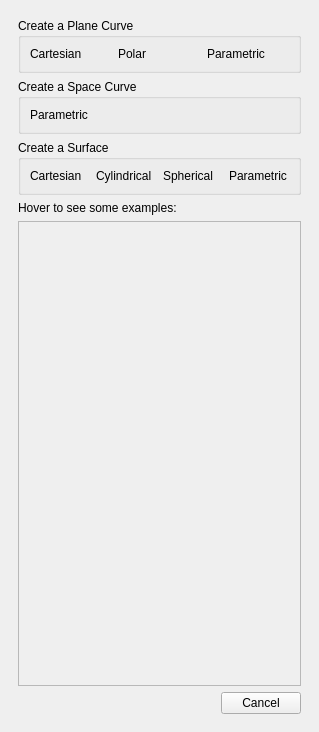
The window that src/plotseditor.ui (KDE/khipu) describes before a commit, drawn with Qt 5.
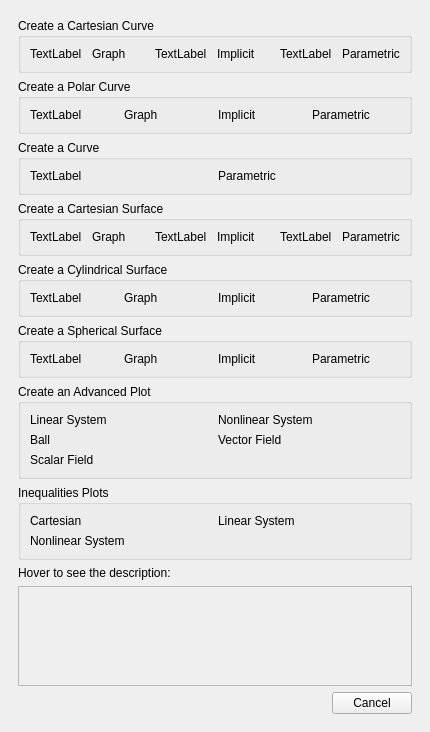
The same window after the commit. The open tabs and pages were chosen to show the change. Icons and pictures are not drawn. Custom widgets are drawn as their Qt base class.

Commit message: Improve the UI: move the dashboard actions to the toolbar. Split plotseditor for reuse the part that let create plots: new ui file PlotsBuilder

```diff
--- a/src/plotseditor.ui
+++ b/src/plotseditor.ui
@@ -6,7 +6,7 @@
    <rect>
     <x>0</x>
     <y>0</y>
-    <width>295</width>
+    <width>430</width>
     <height>732</height>
    </rect>
   </property>
@@ -156,25 +156,86 @@
         <item>
          <widget class="QGroupBox" name="planeCurvesLinks">
           <property name="title">
-           <string>Create a Plane Curve</string>
+           <string>Create a Cartesian Curve</string>
+          </property>
+          <layout class="QHBoxLayout" name="horizontalLayout_15">
+           <item>
+            <widget class="QLabel" name="label_5">
+             <property name="text">
+              <string>TextLabel</string>
+             </property>
+            </widget>
+           </item>
+           <item>
+            <widget class="KUrlLabel" name="createCartesianGraphCurve">
+             <property name="toolTip">
+              <string>&lt;html&gt;&lt;head/&gt;&lt;body&gt;&lt;p&gt;&lt;br/&gt;&lt;/p&gt;&lt;/body&gt;&lt;/html&gt;</string>
+             </property>
+             <property name="text">
+              <string>Graph</string>
+             </property>
+            </widget>
+           </item>
+           <item>
+            <widget class="QLabel" name="label_6">
+             <property name="text">
+              <string>TextLabel</string>
+             </property>
+            </widget>
+           </item>
+           <item>
+            <widget class="KUrlLabel" name="createCartesianImplicitCurve">
+             <property name="text">
+              <string>Implicit</string>
+             </property>
+            </widget>
+           </item>
+           <item>
+            <widget class="QLabel" name="label_7">
+             <property name="text">
+              <string>TextLabel</string>
+             </property>
+            </widget>
+           </item>
+           <item>
+            <widget class="KUrlLabel" name="createCartesianParametricCurve2D">
+             <property name="text">
+              <string>Parametric</string>
+             </property>
+            </widget>
+           </item>
+          </layout>
+         </widget>
+        </item>
+        <item>
+         <widget class="QGroupBox" name="polarCurvesLinks">
+          <property name="title">
+           <string>Create a Polar Curve</string>
           </property>
           <layout class="QHBoxLayout" name="horizontalLayout_4">
            <item>
-            <widget class="KUrlLabel" name="createCartesianCurve">
+            <widget class="QLabel" name="label_8">
              <property name="text">
-              <string>Cartesian</string>
+              <string>TextLabel</string>
              </property>
             </widget>
            </item>
            <item>
             <widget class="KUrlLabel" name="createPolarCurve">
              <property name="text">
-              <string>Polar</string>
+              <string>Graph</string>
              </property>
             </widget>
            </item>
            <item>
-            <widget class="KUrlLabel" name="createParametricCurve2D">
+            <widget class="KUrlLabel" name="dasdasdad">
+             <property name="text">
+              <string>Implicit</string>
+             </property>
+            </widget>
+           </item>
+           <item>
+            <widget class="KUrlLabel" name="kurllabel_2">
              <property name="text">
               <string>Parametric</string>
              </property>
@@ -186,11 +247,18 @@
         <item>
          <widget class="QGroupBox" name="spaceCurvesLinks">
           <property name="title">
-           <string>Create a Space Curve</string>
+           <string>Create a Curve</string>
           </property>
           <layout class="QHBoxLayout" name="horizontalLayout_13">
            <item>
-            <widget class="KUrlLabel" name="createParametricCurve3D">
+            <widget class="QLabel" name="label_11">
+             <property name="text">
+              <string>TextLabel</string>
+             </property>
+            </widget>
+           </item>
+           <item>
+            <widget class="KUrlLabel" name="createCartesianParametricCurve3D">
              <property name="text">
               <string>Parametric</string>
              </property>
@@ -202,34 +270,196 @@
         <item>
          <widget class="QGroupBox" name="surfacesLinks">
           <property name="title">
-           <string>Create a Surface</string>
+           <string>Create a Cartesian Surface</string>
           </property>
           <layout class="QHBoxLayout" name="horizontalLayout_3">
            <item>
-            <widget class="KUrlLabel" name="createCartesianSurface">
+            <widget class="QLabel" name="label_12">
+             <property name="text">
+              <string>TextLabel</string>
+             </property>
+            </widget>
+           </item>
+           <item>
+            <widget class="KUrlLabel" name="createCartesianGraphSurface">
+             <property name="text">
+              <string>Graph</string>
+             </property>
+            </widget>
+           </item>
+           <item>
+            <widget class="QLabel" name="label_13">
+             <property name="text">
+              <string>TextLabel</string>
+             </property>
+            </widget>
+           </item>
+           <item>
+            <widget class="KUrlLabel" name="createCartesianImplicitSurface">
+             <property name="text">
+              <string>Implicit</string>
+             </property>
+            </widget>
+           </item>
+           <item>
+            <widget class="QLabel" name="label_14">
+             <property name="text">
+              <string>TextLabel</string>
+             </property>
+            </widget>
+           </item>
+           <item>
+            <widget class="KUrlLabel" name="createCartesianParametricSurface">
+             <property name="text">
+              <string>Parametric</string>
+             </property>
+            </widget>
+           </item>
+          </layout>
+         </widget>
+        </item>
+        <item>
+         <widget class="QGroupBox" name="cylindricalSurfacesLinks">
+          <property name="title">
+           <string>Create a Cylindrical Surface</string>
+          </property>
+          <layout class="QHBoxLayout" name="horizontalLayout_16">
+           <item>
+            <widget class="QLabel" name="label_15">
+             <property name="text">
+              <string>TextLabel</string>
+             </property>
+            </widget>
+           </item>
+           <item>
+            <widget class="KUrlLabel" name="createCylindricalGraphSurface">
+             <property name="text">
+              <string>Graph</string>
+             </property>
+            </widget>
+           </item>
+           <item>
+            <widget class="KUrlLabel" name="kurllabel_6">
+             <property name="text">
+              <string>Implicit</string>
+             </property>
+            </widget>
+           </item>
+           <item>
+            <widget class="KUrlLabel" name="kurllabel_5">
+             <property name="text">
+              <string>Parametric</string>
+             </property>
+            </widget>
+           </item>
+          </layout>
+         </widget>
+        </item>
+        <item>
+         <widget class="QGroupBox" name="sphericalSurfacesLinks">
+          <property name="title">
+           <string>Create a Spherical Surface</string>
+          </property>
+          <layout class="QHBoxLayout" name="horizontalLayout_17">
+           <item>
+            <widget class="QLabel" name="label_16">
+             <property name="text">
+              <string>TextLabel</string>
+             </property>
+            </widget>
+           </item>
+           <item>
+            <widget class="KUrlLabel" name="createSphericalGraphSurface">
+             <property name="text">
+              <string>Graph</string>
+             </property>
+            </widget>
+           </item>
+           <item>
+            <widget class="KUrlLabel" name="kurllabel_8">
+             <property name="text">
+              <string>Implicit</string>
+             </property>
+            </widget>
+           </item>
+           <item>
+            <widget class="KUrlLabel" name="kurllabel_7">
+             <property name="text">
+              <string>Parametric</string>
+             </property>
+            </widget>
+           </item>
+          </layout>
+         </widget>
+        </item>
+        <item>
+         <widget class="QGroupBox" name="advancedPlots">
+          <property name="title">
+           <string>Create an Advanced Plot</string>
+          </property>
+          <layout class="QGridLayout" name="gridLayout">
+           <item row="4" column="0">
+            <widget class="KUrlLabel" name="kurllabel_10">
+             <property name="text">
+              <string>Scalar Field</string>
+             </property>
+            </widget>
+           </item>
+           <item row="3" column="0">
+            <widget class="KUrlLabel" name="kurllabel_9">
+             <property name="text">
+              <string>Ball</string>
+             </property>
+            </widget>
+           </item>
+           <item row="2" column="0">
+            <widget class="KUrlLabel" name="kurllabel_12">
+             <property name="text">
+              <string>Linear System</string>
+             </property>
+            </widget>
+           </item>
+           <item row="3" column="1">
+            <widget class="KUrlLabel" name="kurllabel_11">
+             <property name="text">
+              <string>Vector Field</string>
+             </property>
+            </widget>
+           </item>
+           <item row="2" column="1">
+            <widget class="KUrlLabel" name="kurllabel_16">
+             <property name="text">
+              <string>Nonlinear System</string>
+             </property>
+            </widget>
+           </item>
+          </layout>
+         </widget>
+        </item>
+        <item>
+         <widget class="QGroupBox" name="inequalitiesPlots">
+          <property name="title">
+           <string>Inequalities Plots</string>
+          </property>
+          <layout class="QGridLayout" name="gridLayout_3">
+           <item row="2" column="0">
+            <widget class="KUrlLabel" name="kurllabel_18">
+             <property name="text">
+              <string>Nonlinear System</string>
+             </property>
+            </widget>
+           </item>
+           <item row="0" column="0">
+            <widget class="KUrlLabel" name="kurllabel_19">
              <property name="text">
               <string>Cartesian</string>
              </property>
             </widget>
            </item>
-           <item>
-            <widget class="KUrlLabel" name="createCylindricalSurface">
+           <item row="0" column="1">
+            <widget class="KUrlLabel" name="kurllabel_20">
              <property name="text">
-              <string>Cylindrical</string>
-             </property>
-            </widget>
-           </item>
-           <item>
-            <widget class="KUrlLabel" name="createSphericalSurface">
-             <property name="text">
-              <string>Spherical</string>
-             </property>
-            </widget>
-           </item>
-           <item>
-            <widget class="KUrlLabel" name="createParametricSurface">
-             <property name="text">
-              <string>Parametric</string>
+              <string>Linear System</string>
              </property>
             </widget>
            </item>
@@ -239,7 +469,7 @@
         <item>
          <widget class="QLabel" name="label_4">
           <property name="text">
-           <string>Hover to see some examples:</string>
+           <string>Hover to see the description:</string>
           </property>
          </widget>
         </item>
```
Left out of the diff: 15 changed lines with no effect on the pictures. The commit also changes 5 other files.
